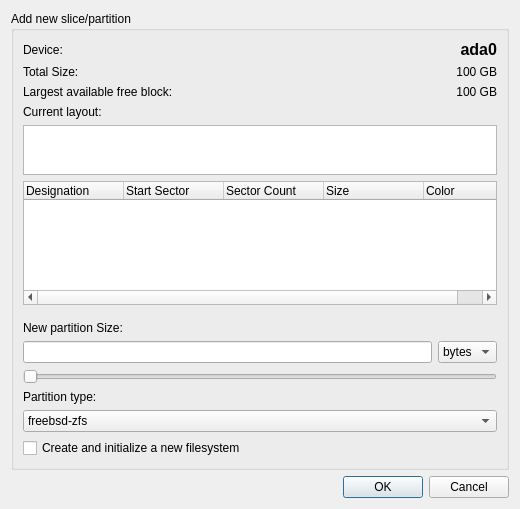
First picture: the form in src-qt5/pc-zmanager/dialogpartition.ui, repository trueos/pcbsd, before the edit.
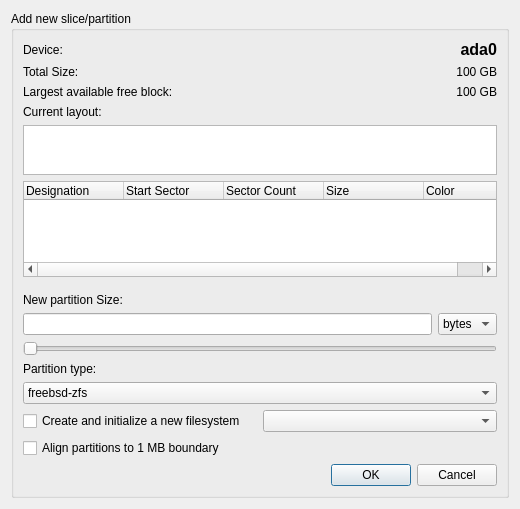
Second picture: the form after the edit. Icons and pictures are not drawn.

Commit message: Added support for other partition types (work in progress)

Patch:
```diff
--- a/src-qt5/pc-zmanager/dialogpartition.ui
+++ b/src-qt5/pc-zmanager/dialogpartition.ui
@@ -278,13 +278,30 @@
        </widget>
       </item>
       <item>
+       <layout class="QHBoxLayout" name="horizontalLayout">
+        <property name="leftMargin">
+         <number>0</number>
+        </property>
+        <property name="topMargin">
+         <number>0</number>
+        </property>
+        <item>
        <widget class="QCheckBox" name="newfsCheck">
         <property name="text">
          <string>Create and initialize a new filesystem</string>
         </property>
        </widget>
       </item>
-     </layout>
+        <item>
+         <widget class="QComboBox" name="newfsType"/>
+        </item>
+       </layout>
+      </item>
+      <item>
+       <widget class="QCheckBox" name="partAlign">
+        <property name="text">
+         <string>Align partitions to 1 MB boundary</string>
+        </property>
     </widget>
    </item>
    <item>
@@ -295,6 +312,9 @@
      <property name="standardButtons">
       <set>QDialogButtonBox::Cancel|QDialogButtonBox::Ok</set>
      </property>
+       </widget>
+      </item>
+     </layout>
     </widget>
    </item>
   </layout>
```
Left out of the diff: 11 changed lines with no effect on the pictures. Lines whose indentation alone changed are shown as unchanged. The commit also changes 4 other files.
